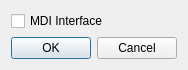
The window that trunk/src/ui/forms/doptions.ui (Sheridan/HAcc) describes before a commit, drawn with Qt 5.
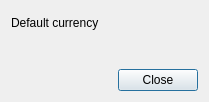
The same window after the commit. Icons and pictures are not drawn. Custom widgets are drawn as their Qt base class.

```diff
--- a/trunk/src/ui/forms/doptions.ui
+++ b/trunk/src/ui/forms/doptions.ui
@@ -6,8 +6,8 @@
    <rect>
     <x>0</x>
     <y>0</y>
-    <width>179</width>
-    <height>60</height>
+    <width>209</width>
+    <height>102</height>
    </rect>
   </property>
   <property name="windowTitle">
@@ -15,25 +15,56 @@
   </property>
   <layout class="QVBoxLayout" name="verticalLayout">
    <item>
-    <widget class="QCheckBox" name="cbMDIFace">
+    <widget class="QLabel" name="label">
      <property name="text">
-      <string>MDI Interface</string>
+      <string>Default currency</string>
      </property>
     </widget>
    </item>
    <item>
-    <widget class="QDialogButtonBox" name="buttonBox">
-     <property name="orientation">
-      <enum>Qt::Horizontal</enum>
-     </property>
-     <property name="standardButtons">
-      <set>QDialogButtonBox::Cancel|QDialogButtonBox::Ok</set>
-     </property>
-    </widget>
+    <widget class="ui::selector::WCurrencyelectButton" name="pwCurrencySelectButton" native="true"/>
+   </item>
+   <item>
+    <layout class="QHBoxLayout" name="horizontalLayout">
+     <item>
+      <spacer name="horizontalSpacer">
+       <property name="orientation">
+        <enum>Qt::Horizontal</enum>
+       </property>
+       <property name="sizeHint" stdset="0">
+        <size>
+         <width>40</width>
+         <height>20</height>
+        </size>
+       </property>
+      </spacer>
+     </item>
+     <item>
+      <widget class="QPushButton" name="pushButton">
+       <property name="text">
+        <string>Close</string>
+       </property>
+       <property name="icon">
+        <iconset resource="../../../res/hacc.qrc">
+         <normaloff>:/main/icons/dialog-cancel.png</normaloff>:/main/icons/dialog-cancel.png</iconset>
+       </property>
+      </widget>
+     </item>
+    </layout>
    </item>
   </layout>
  </widget>
- <resources/>
+ <customwidgets>
+  <customwidget>
+   <class>ui::selector::WCurrencyelectButton</class>
+   <extends>QWidget</extends>
+   <header>wcurrencyelectbutton.h</header>
+   <container>1</container>
+  </customwidget>
+ </customwidgets>
+ <resources>
+  <include location="../../../res/hacc.qrc"/>
+ </resources>
  <connections>
   <connection>
    <sender>buttonBox</sender>
```
Left out of the diff: 14 changed lines with no effect on the pictures.
